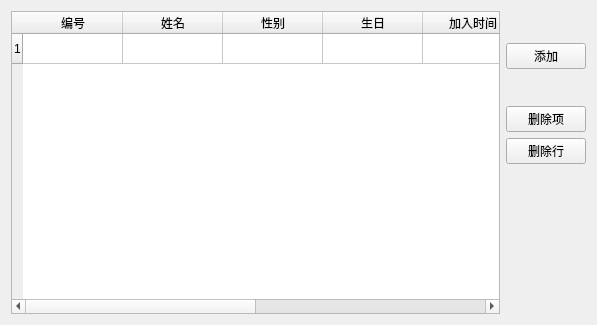
Old version of the form doctorinfowidget.ui in the repository meiweikele/DoctorMangerSystem.
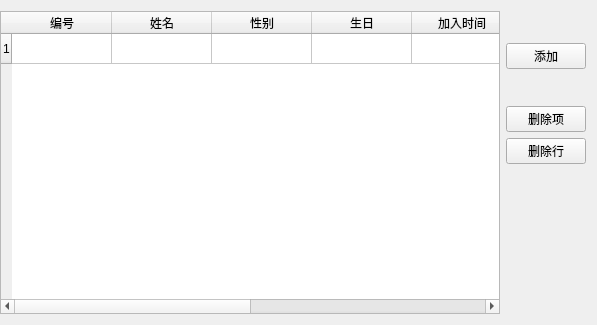
New version of the form.

The edit to the form file:
```diff
--- a/doctorinfowidget.ui
+++ b/doctorinfowidget.ui
@@ -14,6 +14,9 @@
    <string>Form</string>
   </property>
   <layout class="QHBoxLayout" name="horizontalLayout">
+   <property name="leftMargin">
+    <number>0</number>
+   </property>
    <item>
     <widget class="QTableWidget" name="tableWidget">
      <row/>
```
